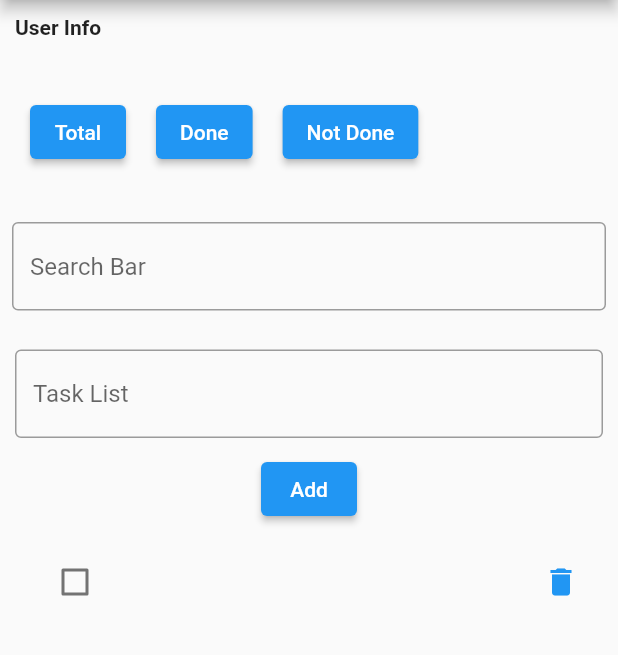
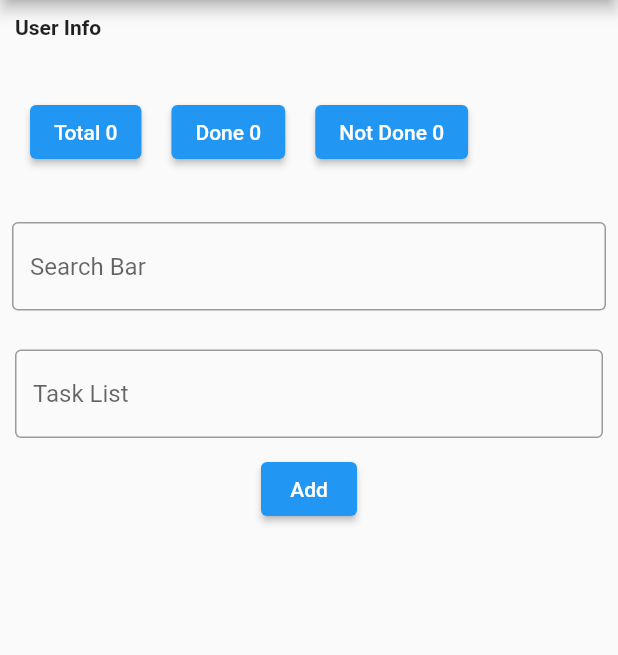
Before and after one commit to MrDao2810/todoapp-flutter, a Flutter app: the screen it shows after launch, after a tap on "Add", on a phone screen of 412 x 824 dp, the part 84-739 px from its top. Run offline on Flutter 3.47's test engine with Material 2 defaults, Android fonts, the phone set to English and light mode, and no system bars.

Commit message:
Count done, not done, total task list added

```diff
--- a/lib/main.dart
+++ b/lib/main.dart
@@ -29,6 +29,8 @@ class MyHomePage extends StatefulWidget {
   @override
   State<MyHomePage> createState() => _MyHomePageState();
 }
+
+// Object Task
 class Task{ //modal class for Person object
   bool status;
   String content;
@@ -39,7 +41,7 @@ class _MyHomePageState extends State<MyHomePage> {
   int _counter = 0;
   List<Task> todoList = [];
   bool isChecked = false;
-
+  int count = 0;
   void _incrementCounter() {
     setState(() {
       _counter++;
@@ -48,6 +50,13 @@ class _MyHomePageState extends State<MyHomePage> {
 
   @override
   Widget build(BuildContext context) {
+    // Count Done
+    count = 0;
+    for (var task in todoList) {
+      if(task.status) {
+        count++;
+      }
+    }
     Widget titleSection = Container(
       padding: const EdgeInsets.all(10),
       child: Row(
@@ -74,6 +83,7 @@ class _MyHomePageState extends State<MyHomePage> {
       ),
     );
     Color color = Theme.of(context).primaryColor;
+
     // Start -- Create button task-filter --
     Widget taskFilter = Container(
       padding: const EdgeInsets.all(10),
@@ -88,7 +98,7 @@ class _MyHomePageState extends State<MyHomePage> {
                 onPrimary: Colors.white, // foreground
               ),
               onPressed: () { },
-              child: const Text('Total'),
+              child: Text('Total ${todoList.length}'),
             ),
           ),
           Container(
@@ -100,7 +110,7 @@ class _MyHomePageState extends State<MyHomePage> {
                 onPrimary: Colors.white, // foreground
               ),
               onPressed: () { },
-              child: const Text('Done'),
+              child: Text('Done $count'),
             ),
           ),
           Container(
@@ -111,7 +121,7 @@ class _MyHomePageState extends State<MyHomePage> {
                 onPrimary: Colors.white, // foreground
               ),
               onPressed: () { },
-              child: const Text('Not Done'),
+              child: Text('Not Done ${todoList.length - count}'),
             ),
           ),
         ],
@@ -130,6 +140,7 @@ class _MyHomePageState extends State<MyHomePage> {
         ),
       ),
     );
+
     // End -- Create input Search bar --
 
     // Start -- Create Task list --
@@ -157,10 +168,9 @@ class _MyHomePageState extends State<MyHomePage> {
               onPressed: () {
                 setState(() {
                   Task task = Task(status: isChecked, content: valueTaskList.text);
-                  // if (valueTaskList.text != '' && !todoList.contains(valueTaskList.text)) {
-                  //   todoList.add(valueTaskList.text);
-                  // }
-                  todoList.add(task);
+                  if (valueTaskList.text != '') {
+                      todoList.add(task);
+                  }
                 });
               },
               child: const Text('Add'),
@@ -168,7 +178,6 @@ class _MyHomePageState extends State<MyHomePage> {
           ),
           Column(
             children: List.generate(todoList.length, (index) {
-              // const isChecked = totoList[index].status;
               return ListTile(
                 // Create checkBox
                 leading: Checkbox(
@@ -193,14 +202,12 @@ class _MyHomePageState extends State<MyHomePage> {
                     color: Colors.blue,
                   ),
                 ),
-
               );
             }),
           ),
         ],
       ),
     );
-
     // End -- Create Task list --
 
     return Scaffold(
```
